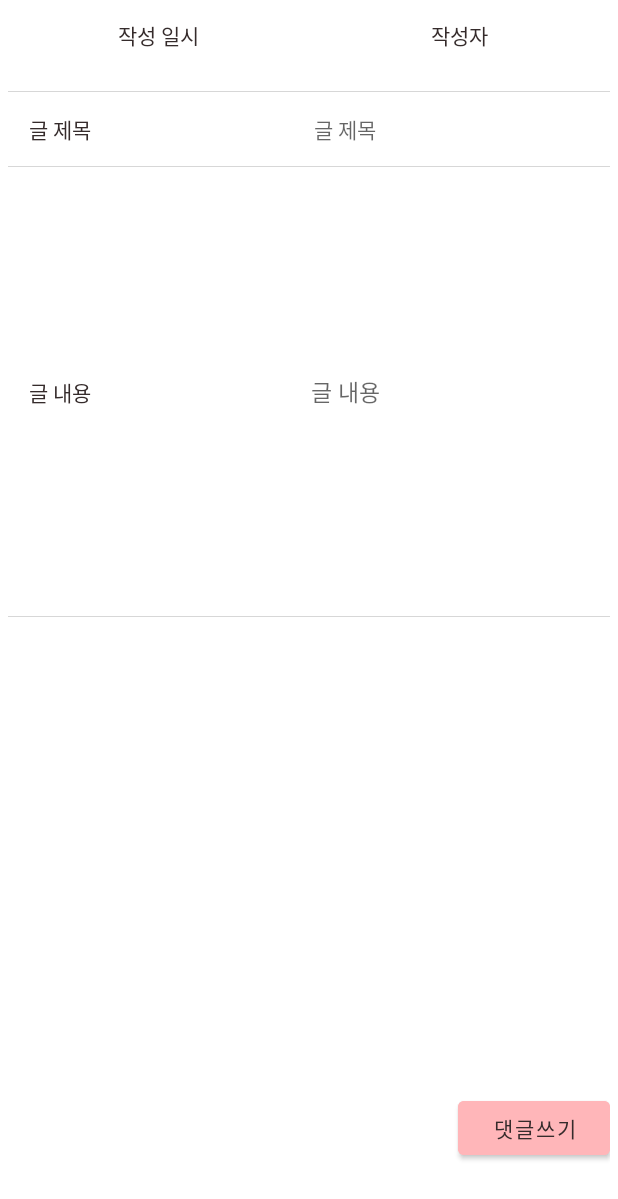
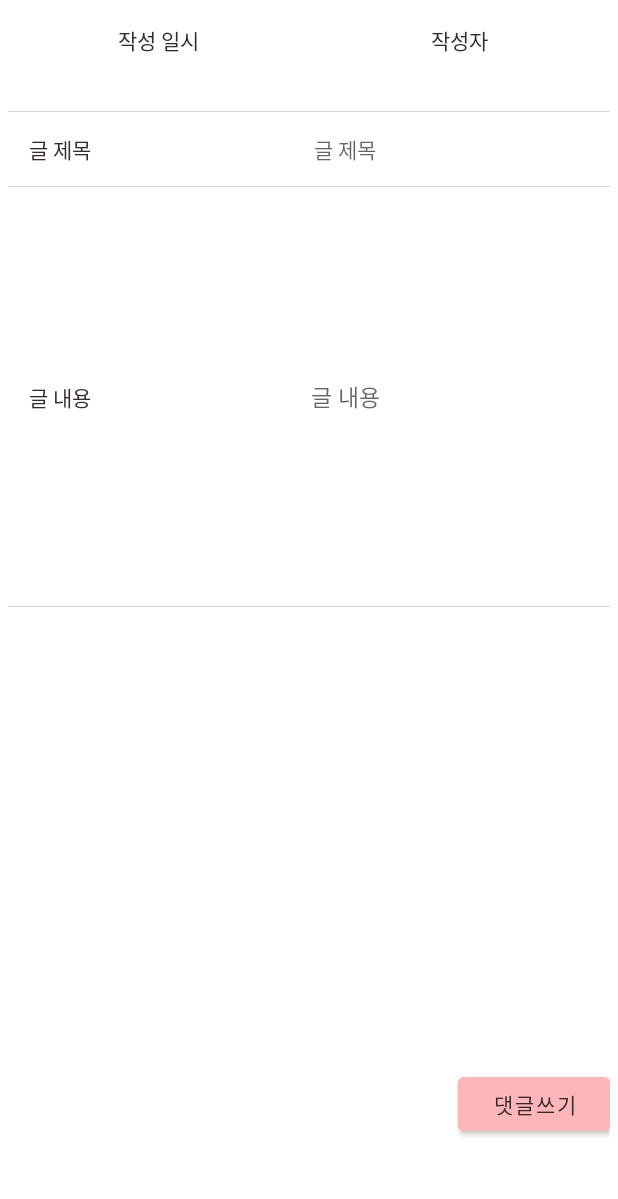
Before and after one commit to kimec824/ForDong_client, an Android app: the Viewpost_announce screen opened directly, with no data from a screen before it, on a phone screen of 412 x 824 dp. Shown: the top 1199 px of the screen. Run offline under Robolectric (Android 15) with nearby library versions, the phone set to English and light mode, and no system bars; 3 statements that could not run were skipped.

Commit message:
찐찐막

```diff
--- a/app/src/main/res/layout/comment_item.xml
+++ b/app/src/main/res/layout/comment_item.xml
@@ -3,7 +3,7 @@
     xmlns:app="http://schemas.android.com/apk/res-auto"
     android:layout_width="match_parent"
     android:id="@+id/commentlistview_item"
-    android:layout_height="35dp"
+    android:layout_height="60dp"
     android:layout_margin="5dp"
     android:orientation="horizontal">
 
--- a/app/src/main/res/layout/viewpost_announce.xml
+++ b/app/src/main/res/layout/viewpost_announce.xml
@@ -11,7 +11,7 @@
 
     <LinearLayout
         android:layout_width="match_parent"
-        android:layout_height="40dp"
+        android:layout_height="50dp"
         android:layout_weight="2"
         android:weightSum="2"
         android:orientation="horizontal"
@@ -99,7 +99,7 @@
     </LinearLayout>
     <LinearLayout
     android:layout_width="match_parent"
-    android:layout_height="300dp"
+    android:layout_height="280dp"
     android:weightSum="12"
     android:orientation="horizontal"
     android:background="@drawable/border">
@@ -127,9 +127,9 @@
     <ListView
         android:id="@+id/commentlist_a"
         android:layout_width="match_parent"
-        android:layout_height="263dp"
+        android:layout_height="234dp"
         android:layout_weight="10"
-        android:divider="#FFFFFF"/>
+        android:divider="#FFFFFF" />
 
     <Button
         android:id="@+id/addcomment"
--- a/app/src/main/res/layout/viewpost_vote.xml
+++ b/app/src/main/res/layout/viewpost_vote.xml
@@ -10,7 +10,7 @@
     <!--작성자, 작성 일시, 제목, 글 내용-->
     <LinearLayout
         android:layout_width="match_parent"
-        android:layout_height="40dp"
+        android:layout_height="50dp"
         android:layout_weight="2"
         android:weightSum="2"
         android:orientation="horizontal"
@@ -245,7 +245,7 @@
     <ListView
         android:id="@+id/commentlist_v"
         android:layout_width="match_parent"
-        android:layout_height="250dp"
+        android:layout_height="230dp"
         android:divider="#FFFFFF"/>
 
 
```
